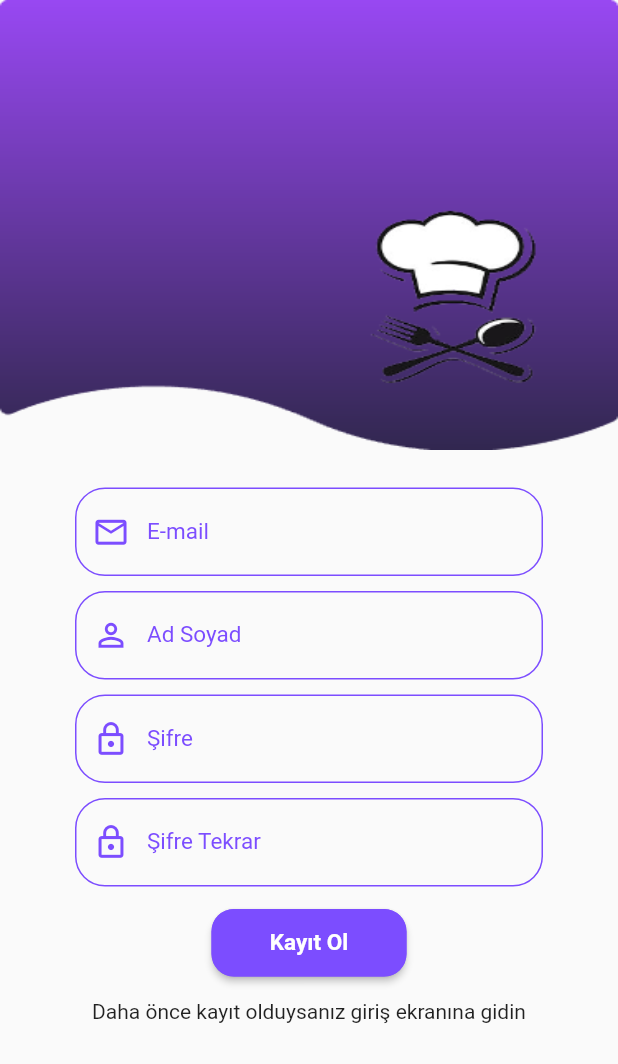
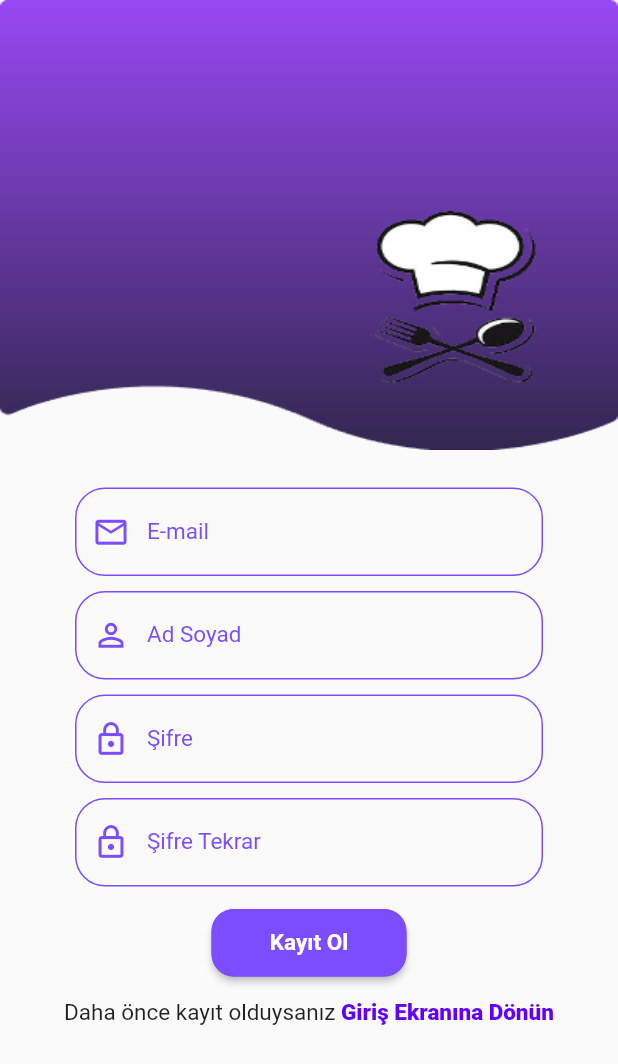
Before and after one commit to feyzaachn/myrecipe, a Flutter app: the screen it shows after launch, after a tap on "Kaydolunuz", on a phone screen of 412 x 824 dp. Shown: the top 1064 px of the screen. Run offline on Flutter 3.47's test engine with Material 2 defaults, Android fonts, the phone set to English and light mode, and no system bars; our stand-ins replace chewie, cloud_firestore, file_picker, firebase_auth, firebase_core, firebase_storage and 5 more; missing offline and left inert: circular_bottom_navigation; accounts and stored records are empty.

Commit message:
29.05.2022

```diff
--- a/lib/login/loginPage.dart
+++ b/lib/login/loginPage.dart
@@ -131,18 +131,8 @@ class _LoginPageState extends State<LoginPage> {
                 ),
               ),
               const SizedBox(
-                height: 5,
+                height: 15,
               ),
-              const SizedBox(
-                width: 300,
-                child: Text("Şifremi unuttum",
-                  textAlign: TextAlign.end,
-                  style: TextStyle(
-                    decoration: TextDecoration.underline
-                  ),
-                  ),
-              ),
-              const SizedBox(height: 10),
               Row(
                 mainAxisAlignment: MainAxisAlignment.center,
                 children: <Widget>[
--- a/lib/register/registerPage.dart
+++ b/lib/register/registerPage.dart
@@ -27,7 +27,6 @@ class _RegisterPageState extends State<RegisterPage> {
   @override
   Widget build(BuildContext context) {
     return Scaffold(
-      //backgroundColor: Colors.white,
       body: Form(
         key: _key,
         child: SingleChildScrollView(
@@ -183,11 +182,27 @@ class _RegisterPageState extends State<RegisterPage> {
               const SizedBox(height: 15),
               Container(
                 alignment: Alignment.center,
-                child: GestureDetector(
-                  onTap: () => Navigator.push(context,
-                      MaterialPageRoute(builder: (context) => const LoginPage())),
-                  child:
-                      const Text("Daha önce kayıt olduysanız giriş ekranına gidin"),
+                child: Row(
+                  mainAxisAlignment: MainAxisAlignment.center,
+                  children: [
+                    const Text("Daha önce kayıt olduysanız ",
+                      style: TextStyle(
+                        fontSize: 15,
+                      ),),
+                    InkWell(
+                      child: const Text(
+                        "Giriş Ekranına Dönün",
+                        style: TextStyle(
+                            color: Color(0xFF6200FF),
+                            fontWeight: FontWeight.w900,
+                            fontSize: 15),
+                      ),
+                      onTap: () {
+                        Navigator.push(context,
+                            MaterialPageRoute(builder: (context) => const LoginPage()));
+                      },
+                    ),
+                  ],
                 ),
               )
             ],
```
Also changed, not shown: lib/Recipe/recipe_page/recipePage.dart (+14 -0 lines), pubspec.lock.
